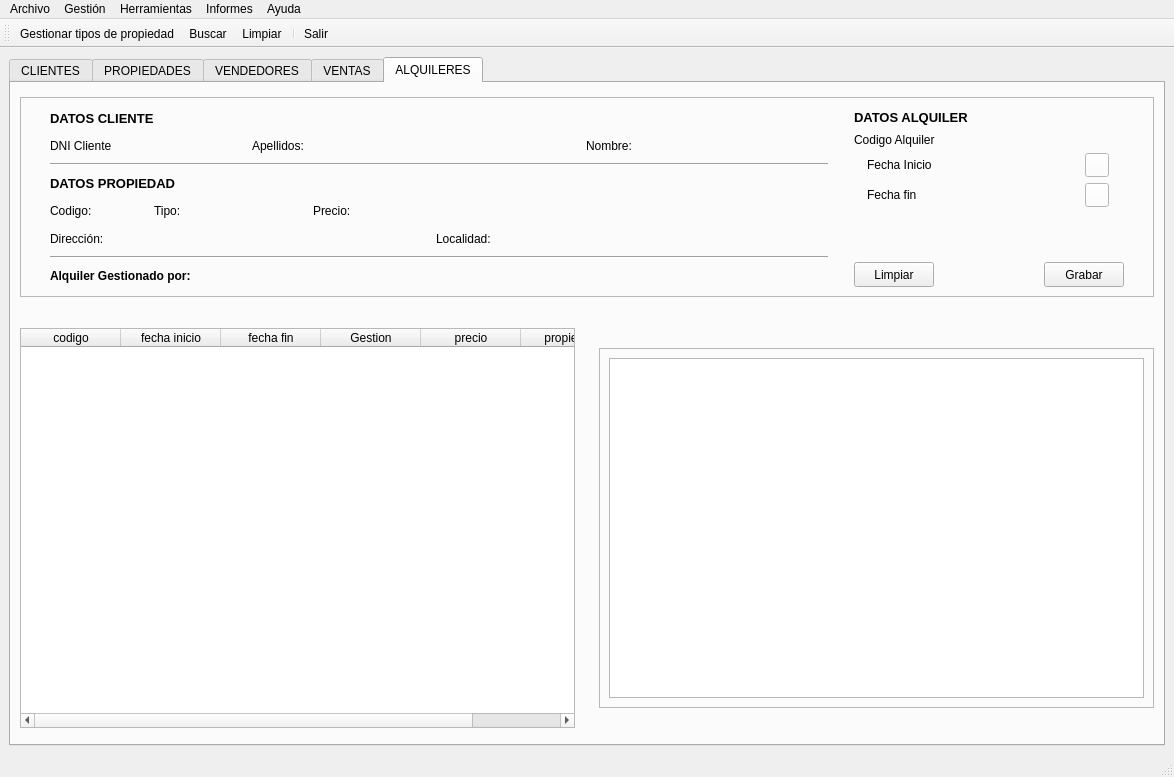
The window that templates/venPrincipal.ui (BuaTeijeiro/ProyectoDI) describes before a commit, drawn with Qt 5.
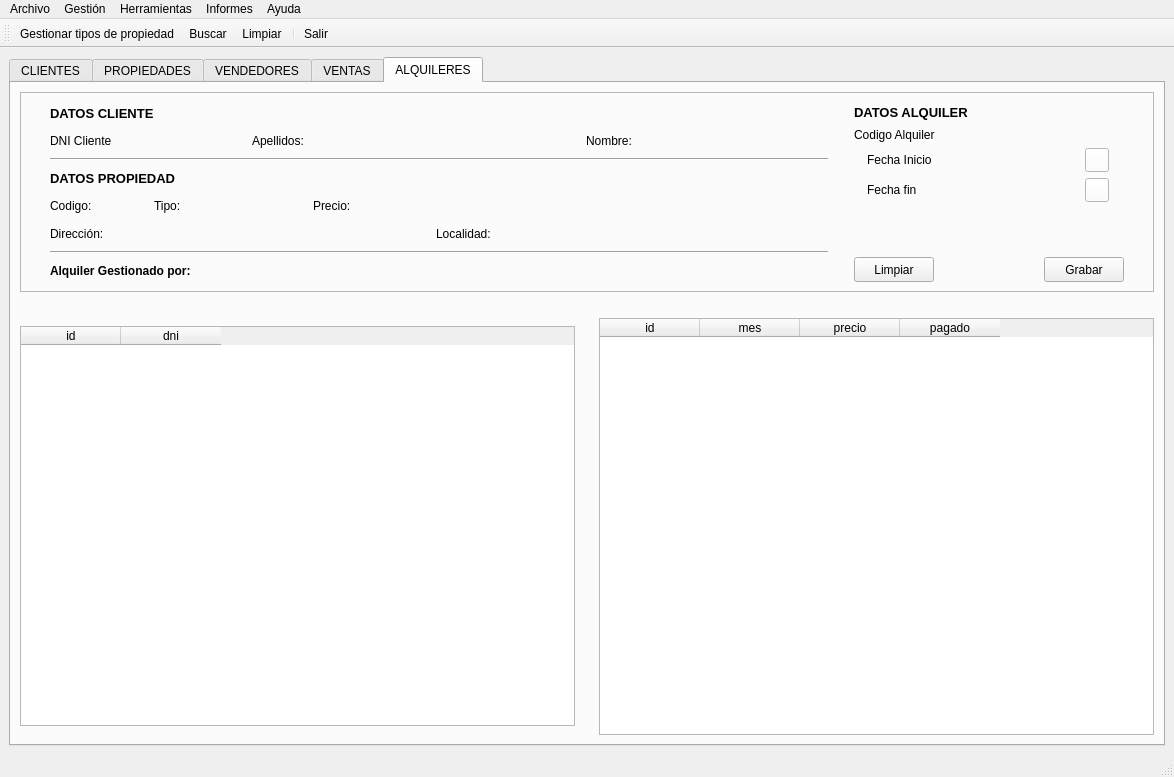
The same window after the commit. The open tabs and pages were chosen to show the change. Icons and pictures are not drawn.

Diff of the .ui file:
```diff
--- a/templates/venPrincipal.ui
+++ b/templates/venPrincipal.ui
@@ -6071,32 +6071,12 @@
             </attribute>
             <column>
              <property name="text">
-              <string>codigo</string>
+              <string>id</string>
              </property>
             </column>
             <column>
              <property name="text">
-              <string>fecha inicio</string>
-             </property>
-            </column>
-            <column>
-             <property name="text">
-              <string>fecha fin</string>
-             </property>
-            </column>
-            <column>
-             <property name="text">
-              <string>Gestion</string>
-             </property>
-            </column>
-            <column>
-             <property name="text">
-              <string>precio</string>
-             </property>
-            </column>
-            <column>
-             <property name="text">
-              <string>propiedad</string>
+              <string>dni</string>
              </property>
             </column>
            </widget>
@@ -6120,40 +6100,36 @@
           <item>
            <layout class="QVBoxLayout" name="verticalLayout_20">
             <item>
-             <widget class="QFrame" name="frame_9">
-              <property name="minimumSize">
-               <size>
-                <width>0</width>
-                <height>310</height>
-               </size>
+             <widget class="QTableWidget" name="tablaMensualidades">
+              <property name="selectionMode">
+               <enum>QAbstractItemView::SingleSelection</enum>
               </property>
-              <property name="maximumSize">
-               <size>
-                <width>16777215</width>
-                <height>360</height>
-               </size>
+              <property name="selectionBehavior">
+               <enum>QAbstractItemView::SelectRows</enum>
               </property>
-              <property name="frameShape">
-               <enum>QFrame::StyledPanel</enum>
-              </property>
-              <property name="frameShadow">
-               <enum>QFrame::Plain</enum>
-              </property>
-              <layout class="QVBoxLayout" name="verticalLayout_21">
-               <item>
-                <widget class="QTableWidget" name="tablaAlquiler">
-                 <property name="selectionMode">
-                  <enum>QAbstractItemView::SingleSelection</enum>
-                 </property>
-                 <property name="selectionBehavior">
-                  <enum>QAbstractItemView::SelectRows</enum>
-                 </property>
-                 <attribute name="verticalHeaderVisible">
-                  <bool>false</bool>
-                 </attribute>
-                </widget>
-               </item>
-              </layout>
+              <attribute name="verticalHeaderVisible">
+               <bool>false</bool>
+              </attribute>
+              <column>
+               <property name="text">
+                <string>id</string>
+               </property>
+              </column>
+              <column>
+               <property name="text">
+                <string>mes</string>
+               </property>
+              </column>
+              <column>
+               <property name="text">
+                <string>precio</string>
+               </property>
+              </column>
+              <column>
+               <property name="text">
+                <string>pagado</string>
+               </property>
+              </column>
              </widget>
             </item>
            </layout>
```
Left out of the diff: 4 changed lines with no effect on the pictures.
